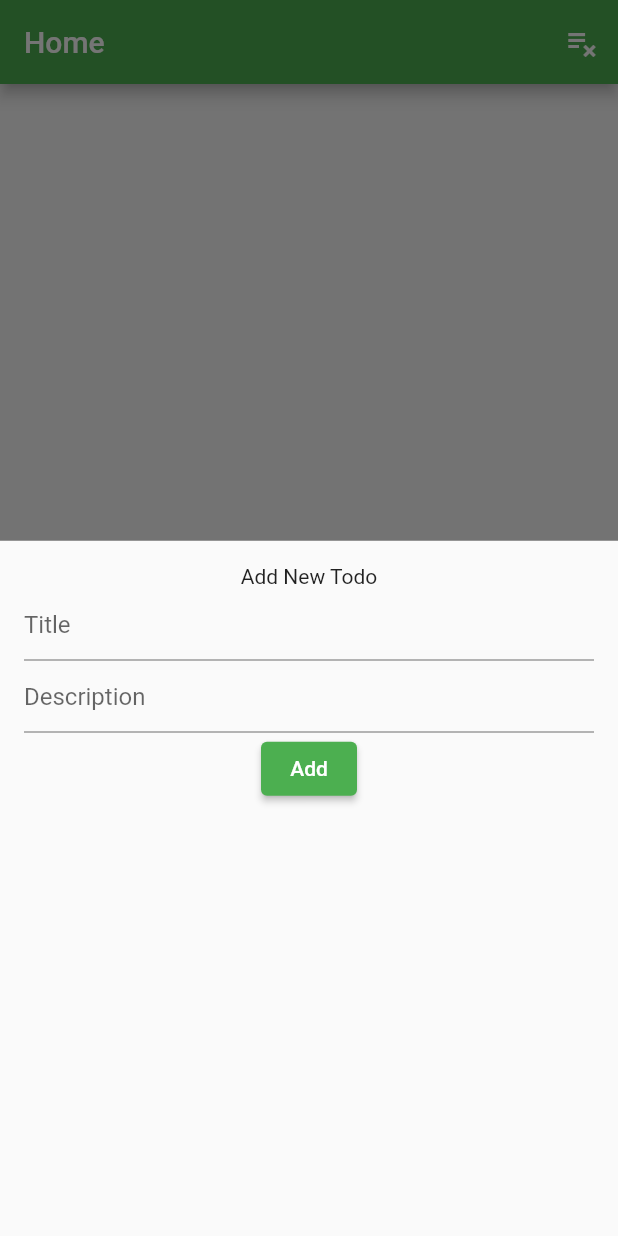
After one commit to mukarrom/flutter_batch_3_practice_with_ostad, a Flutter app: the ToDoHomeScreen screen opened directly, after a tap on the "add" icon, on a phone screen of 412 x 824 dp. The commit adds this screen. Run offline on Flutter 3.47's test engine with Material 2 defaults, Android fonts, the light colour scheme and no system bars.

Commit message:
update todo list

```diff
--- /dev/null
+++ b/lib/rafat/todo_app/todo_main.dart
@@ -0,0 +1,131 @@
+import 'package:flutter/material.dart';
+
+class MyToDoApp extends StatelessWidget {
+  const MyToDoApp({super.key});
+
+  @override
+  Widget build(BuildContext context) {
+    return const MaterialApp(
+      title: "ToDo App",
+      home: ToDoHomeScreen(),
+      debugShowCheckedModeBanner: false,
+    );
+  }
+}
+
+/// ToDo Home Screen
+class ToDoHomeScreen extends StatefulWidget {
+  const ToDoHomeScreen({super.key});
+
+  @override
+  State<ToDoHomeScreen> createState() => _ToDoHomeScreenState();
+}
+
+class _ToDoHomeScreenState extends State<ToDoHomeScreen> {
+  final TextEditingController _titleTEController = TextEditingController();
+  final TextEditingController _descriptionTEController =
+      TextEditingController();
+  List<ToDo> todos = [
+    // ToDo('My ToDo', 'todo description', false)
+  ];
+  @override
+  Widget build(BuildContext context) {
+    return Scaffold(
+      appBar: AppBar(
+        title: const Text('Home'),
+        actions: [
+          IconButton(
+              onPressed: () {
+                todos.clear();
+                if (mounted) {
+                  setState(() {});
+                }
+              },
+              icon: const Icon(Icons.playlist_remove))
+        ],
+      ),
+      body: ListView.separated(
+        itemCount: todos.length,
+        itemBuilder: (context, index) {
+          return ListTile(
+            onLongPress: () {
+              todos[index].isDone = !todos[index].isDone;
+              if (mounted) {
+                setState(() {});
+              }
+            },
+            leading: todos[index].isDone
+                ? const Icon(Icons.check_box_outlined)
+                : const Icon(Icons.check_box_outline_blank),
+            title: Text(todos[index].title),
+            subtitle: Text(todos[index].description),
+            trailing: IconButton(
+                onPressed: () {
+                  todos.removeAt(index);
+                  if (mounted) {
+                    setState(() {});
+                  }
+                },
+                icon: const Icon(Icons.delete_forever_outlined)),
+          );
+        },
+        separatorBuilder: (context, index) {
+          return const Divider(
+            height: 0,
+          );
+        },
+      ),
+      floatingActionButton: FloatingActionButton(
+        onPressed: () {
+          showAddNewTodoModalSheet();
+        },
+        child: const Icon(Icons.add),
+      ),
+    );
+  }
+
+  void showAddNewTodoModalSheet() {
+    showModalBottomSheet(
+        context: context,
+        builder: (context) {
+          return Padding(
+            padding: const EdgeInsets.all(16.0),
+            child: Column(
+              children: [
+                const Text('Add New Todo'),
+                TextField(
+                  controller: _titleTEController,
+                  decoration: const InputDecoration(hintText: 'Title'),
+                ),
+                TextField(
+                  controller: _descriptionTEController,
+                  decoration: const InputDecoration(hintText: 'Description'),
+                ),
+                ElevatedButton(
+                    onPressed: () {
+                      if (_descriptionTEController.text.trim().isNotEmpty &&
+                          _titleTEController.text.trim().isNotEmpty) {
+                        todos.add(ToDo(_titleTEController.text.trim(),
+                            _descriptionTEController.text.trim(), false));
+                        if (mounted) {
+                          setState(() {});
+                        }
+
+                        _titleTEController.clear();
+                        _descriptionTEController.clear();
+                        Navigator.pop(context);
+                      }
+                    },
+                    child: const Text('Add'))
+              ],
+            ),
+          );
+        });
+  }
+}
+
+class ToDo {
+  String title, description;
+  bool isDone;
+  ToDo(this.title, this.description, this.isDone);
+}
```
Also changed, not shown: lib/main.dart (+10 -53 lines), 1 other file.
